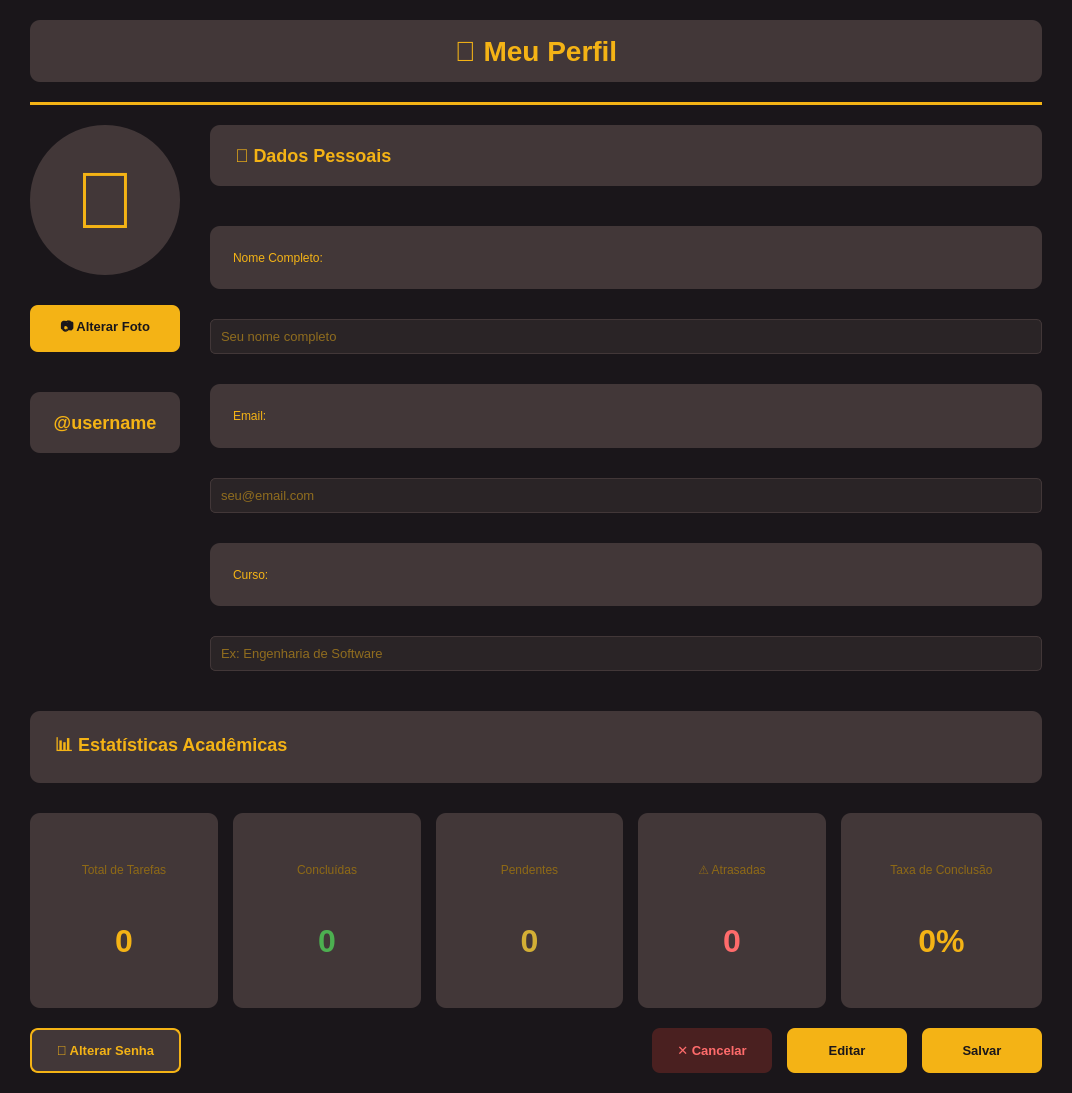
The window that codigofinal/perfildialog.ui (AnnaCSantos/Trabalho-Engenharia_de_Software) describes before a commit, drawn with Qt 5.
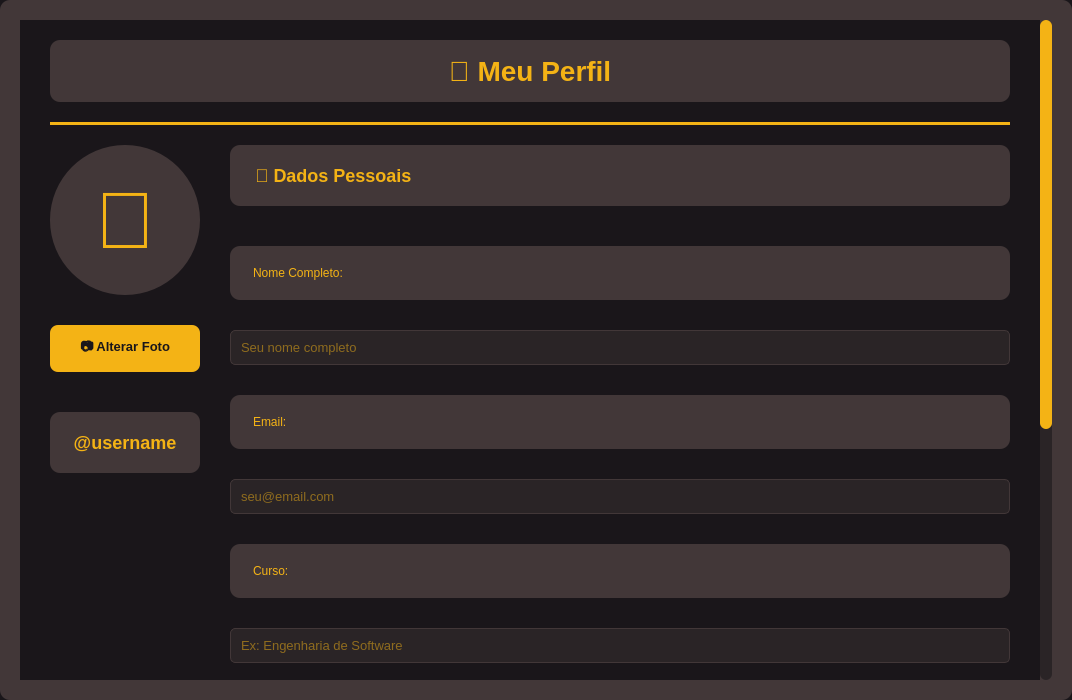
The same window after the commit.

Patch:
```diff
--- a/codigofinal/perfildialog.ui
+++ b/codigofinal/perfildialog.ui
@@ -7,7 +7,7 @@
     <x>0</x>
     <y>0</y>
     <width>1072</width>
-    <height>1093</height>
+    <height>700</height>
    </rect>
   </property>
   <property name="windowTitle">
@@ -19,6 +19,15 @@
     background-color: #1A161A;
 }
 
+QScrollArea {
+    background-color: #1A161A;
+    border: none;
+}
+
+QWidget#scrollAreaWidgetContents {
+    background-color: #1A161A;
+}
+
 QLabel {
     color: #F4B315;
 }
@@ -85,7 +94,57 @@
 QPushButton#alterarSenhaButton:hover {
     background-color: #524447;
 }
+
+QScrollBar:vertical {
+    background: #2A2426;
+    width: 12px;
+    border-radius: 6px;
+}
+
+QScrollBar::handle:vertical {
+    background: #F4B315;
+    border-radius: 6px;
+    min-height: 20px;
+}
+
+QScrollBar::handle:vertical:hover {
+    background: #D3AF35;
+}
+
+QScrollBar::add-line:vertical, QScrollBar::sub-line:vertical {
+    height: 0px;
+}
    </string>
+  </property>
+  <layout class="QVBoxLayout" name="mainLayout">
+   <property name="spacing">
+    <number>0</number>
+   </property>
+   <property name="leftMargin">
+    <number>0</number>
+   </property>
+   <property name="topMargin">
+    <number>0</number>
+   </property>
+   <property name="rightMargin">
+    <number>0</number>
+   </property>
+   <property name="bottomMargin">
+    <number>0</number>
+   </property>
+   <item>
+    <widget class="QScrollArea" name="scrollArea">
+     <property name="widgetResizable">
+      <bool>true</bool>
+     </property>
+     <widget class="QWidget" name="scrollAreaWidgetContents">
+      <property name="geometry">
+       <rect>
+        <x>0</x>
+        <y>0</y>
+        <width>996</width>
+        <height>972</height>
+       </rect>
   </property>
   <layout class="QVBoxLayout" name="verticalLayout">
    <property name="spacing">
@@ -516,6 +575,10 @@
       </widget>
      </item>
     </layout>
+       </item>
+      </layout>
+     </widget>
+    </widget>
    </item>
   </layout>
  </widget>
```
Lines whose indentation alone changed are shown as unchanged.
